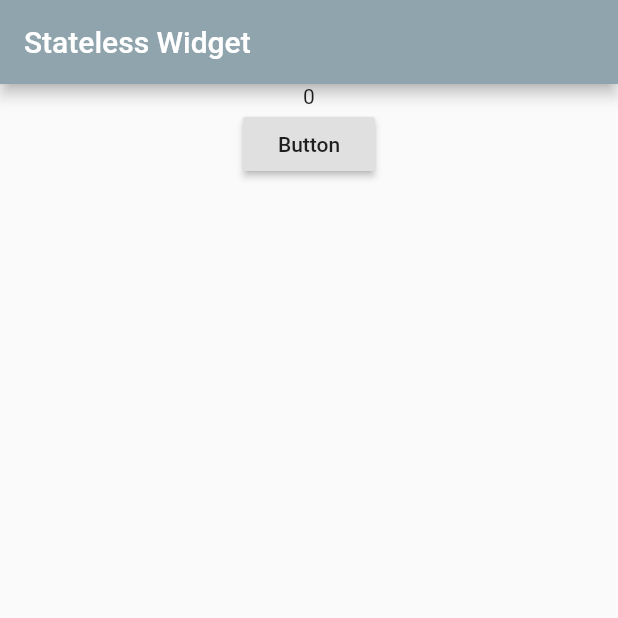
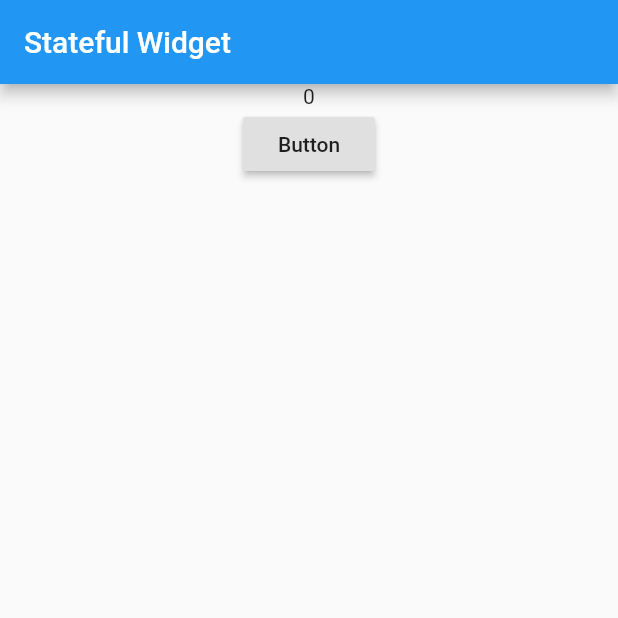
Before and after one commit to okaysk/iampoor, a Flutter app: the screen it shows after launch, on a phone screen of 412 x 824 dp, the top half of it. Run offline on Flutter 3.47's test engine with Material 2 defaults, Android fonts, the phone set to English and light mode, and no system bars.

Commit message:
Changed to Stateful Widget from Stateless

```diff
--- a/lib/main.dart
+++ b/lib/main.dart
@@ -3,6 +3,45 @@ import 'package:flutter/material.dart';
 //The mai function is the starting point for all our Flutter apps.
 
 void main() => runApp(MyApp());
+
+class MyApp extends StatefulWidget {
+  @override
+  _MyAppState createState() => _MyAppState();
+}
+
+// 실제 UI가 그려지는 부분은 이 아래
+class _MyAppState extends State<MyApp> {
+  int cnt = 0;
+
+  void increase() {
+    cnt++;
+    setState(() {});
+  }
+
+  @override
+  Widget build(BuildContext context) {
+    return MaterialApp(
+      home: Scaffold(
+        appBar: AppBar(
+          title: Text('Stateful Widget'),
+        ),
+        body: Center(
+          child: Column(
+            children: <Widget>[
+              Text('$cnt'),
+              RaisedButton(
+                onPressed: increase,
+                child: Text("Button"),
+              ),
+            ],
+          ),
+        ),
+      ),
+    );
+  }
+}
+
+/*
 
 class MyApp extends StatelessWidget {
   int cnt = 0;
@@ -35,33 +74,4 @@ class MyApp extends StatelessWidget {
   }
 }
 
-/*
-class MyApp extends StatelessWidget {
-  @override
-  Widget build(BuildContext context) {
-    return Container();
-  }
-}
 */
-
-/*
-  MaterialApp(
-      home: Scaffold(
-        backgroundColor: Colors.blueGrey,
-        appBar: AppBar(
-          title: Text('Stateless Widget'),
-          backgroundColor: Colors.blueGrey[800],
-        ),
-        body: Column(children: <Widget>[
-          Center(
-            child: Text("$cnt"),
-          ),
-          RaisedButton(
-            onPressed: increase,
-            child: Text("Button"),
-          ),
-        ],
-      ),
-    ),
-  );
-*/
```
